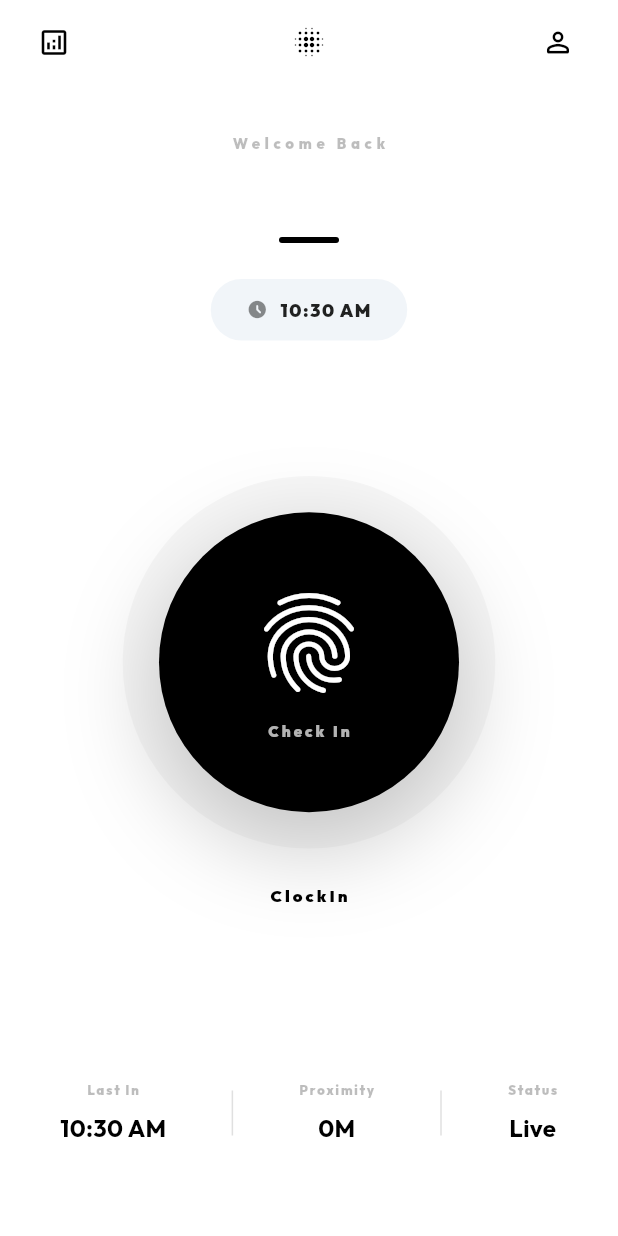
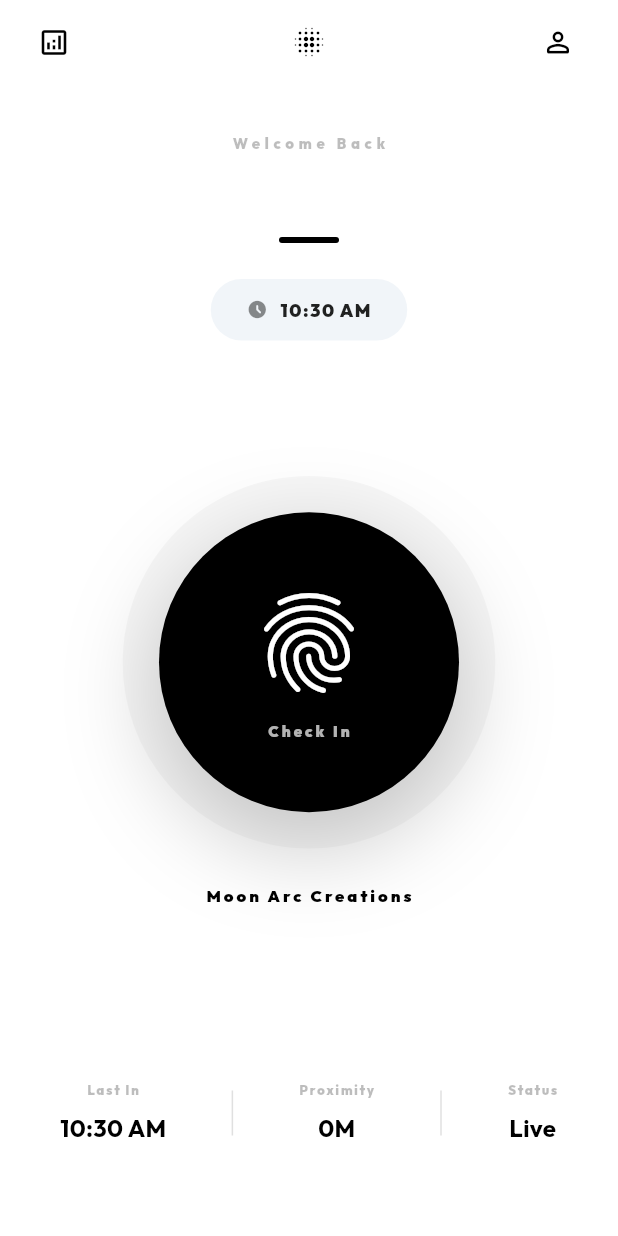
Before and after one commit to KrishnaKV2004/ClockIn, a Flutter app: the HomeScreen screen opened directly, on a phone screen of 412 x 824 dp. Run offline on Flutter 3.47's test engine with Material 3 defaults, Android fonts, the phone set to English and light mode, and no system bars; our stand-ins replace fl_chart, flutter_dotenv, geolocator, google_fonts, latlong2, supabase_flutter; accounts and stored records are empty.

Commit message:
Fix Admin

```diff
--- a/attendance_app/lib/screens/home_screen.dart
+++ b/attendance_app/lib/screens/home_screen.dart
@@ -191,7 +191,7 @@ class _HomeScreenState extends State<HomeScreen> with SingleTickerProviderStateM
                 _buildFingerprintButton(isCheckedIn),
                 const SizedBox(height: 48),
                 const Text(
-                  'ClockIn',
+                  'Moon Arc Creations',
                   style: TextStyle(
                     fontSize: 11,
                     fontWeight: FontWeight.w900,
```
Also changed, not shown: 2 other files.
